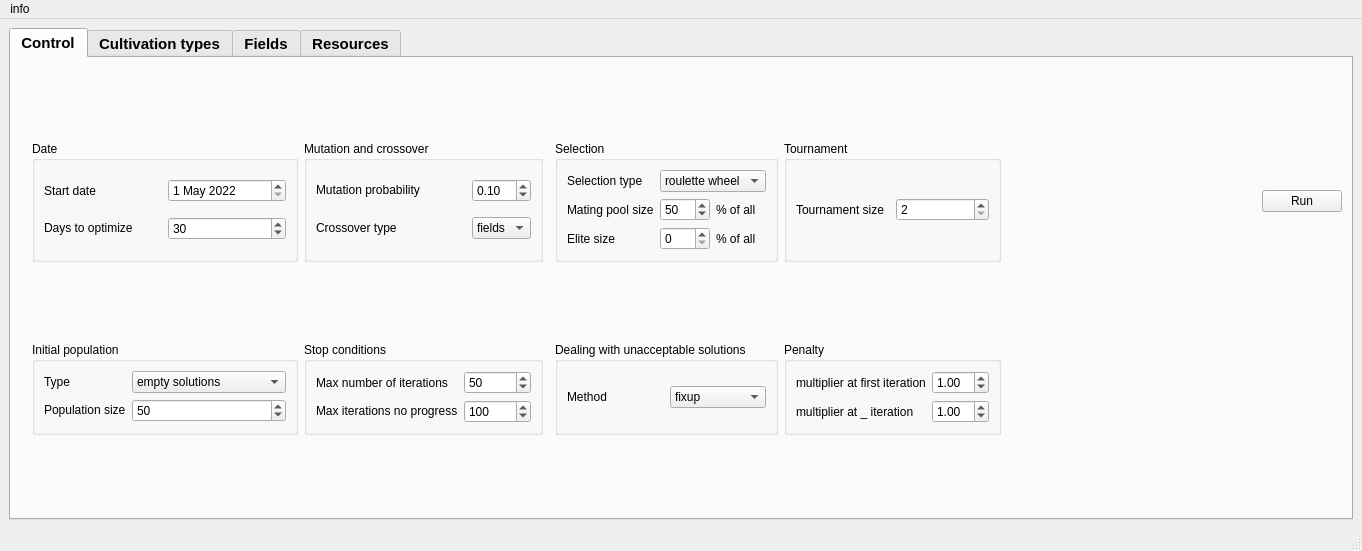
First picture: the form in gui/form.ui, repository hudaszekpiotr/InzynierkaProgram, before the edit.
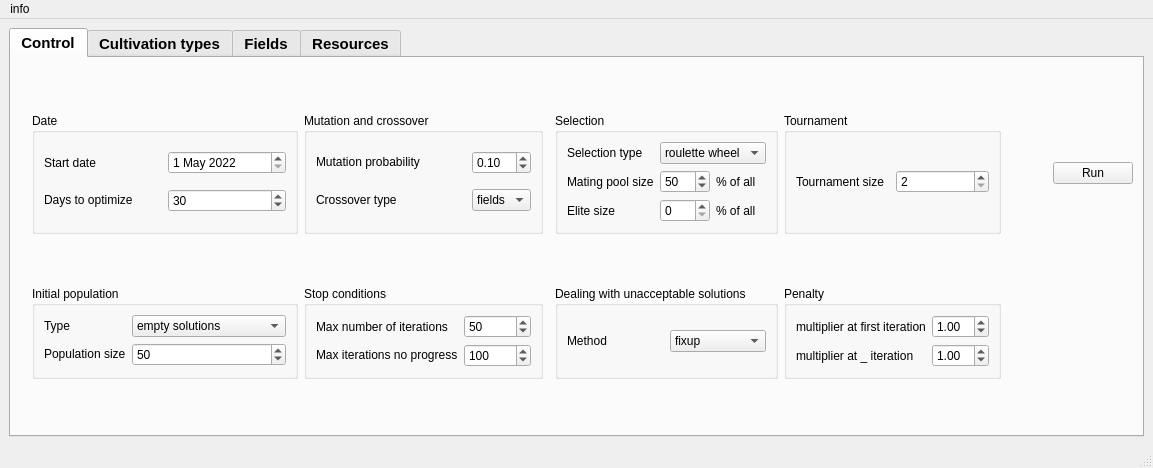
Second picture: the form after the edit. The open tabs and pages were chosen to show the change.

Commit message: smaller screens

```diff
--- a/gui/form.ui
+++ b/gui/form.ui
@@ -6,8 +6,8 @@
    <rect>
     <x>0</x>
     <y>0</y>
-    <width>1362</width>
-    <height>551</height>
+    <width>1110</width>
+    <height>468</height>
    </rect>
   </property>
   <property name="sizePolicy">
@@ -835,7 +835,7 @@
     <rect>
      <x>0</x>
      <y>0</y>
-     <width>1362</width>
+     <width>1110</width>
      <height>22</height>
     </rect>
    </property>
```
Left out of the diff: 2 changed lines with no effect on the pictures. The commit also changes 6 other files.
